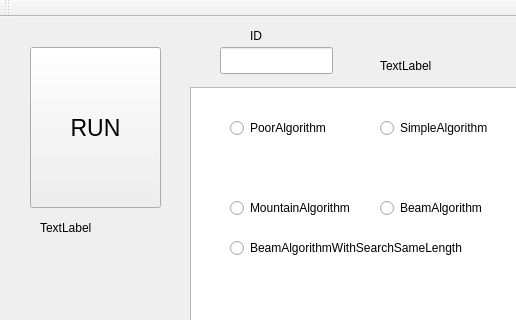
The window that Slave/mainwindow.ui (tnct-spc/procon2017-comp) describes before a commit, drawn with Qt 5; both pictures show x 0 to 516 and y 0 to 320 of the 875 by 521 pixel window.
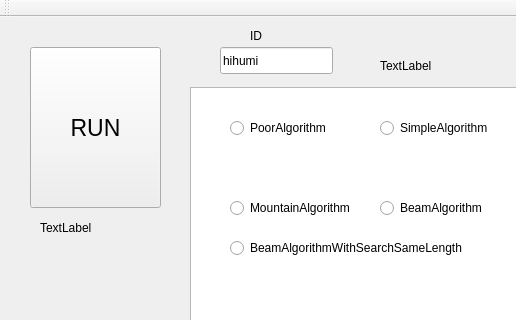
The same window after the commit.

Commit message: [clean] 細かなクリーン

```diff
--- a/Slave/mainwindow.ui
+++ b/Slave/mainwindow.ui
@@ -67,6 +67,9 @@
       <height>27</height>
      </rect>
     </property>
+    <property name="text">
+     <string>hihumi</string>
+    </property>
    </widget>
    <widget class="QLabel" name="label">
     <property name="geometry">
```
The commit also changes 1 other file.
